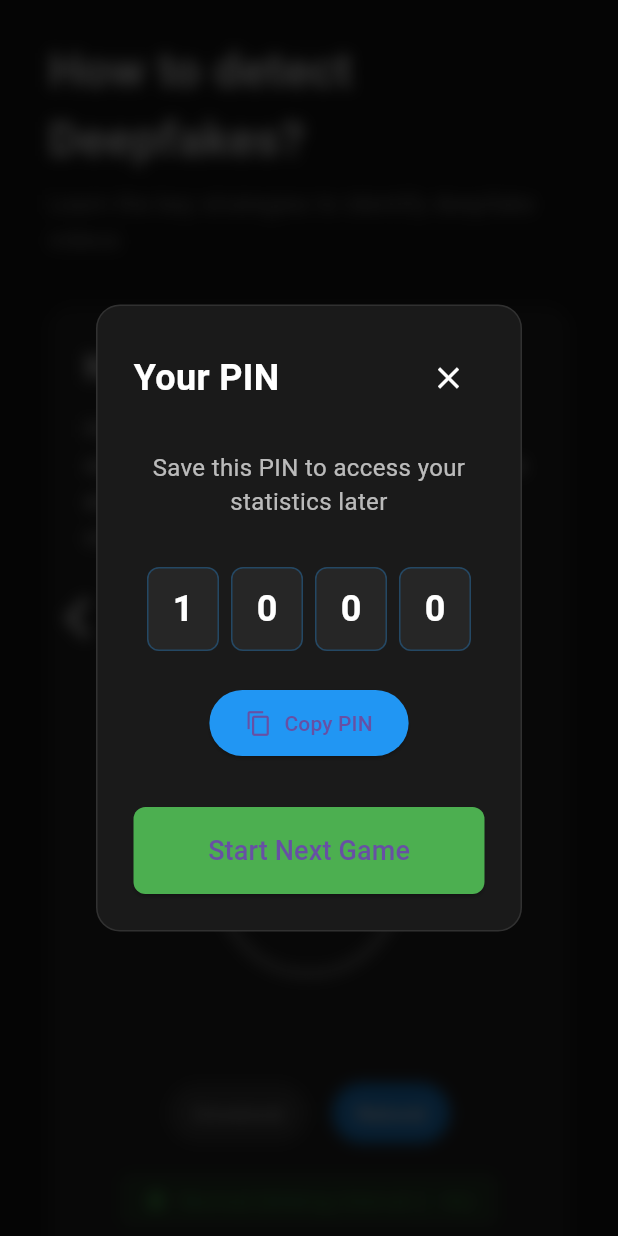
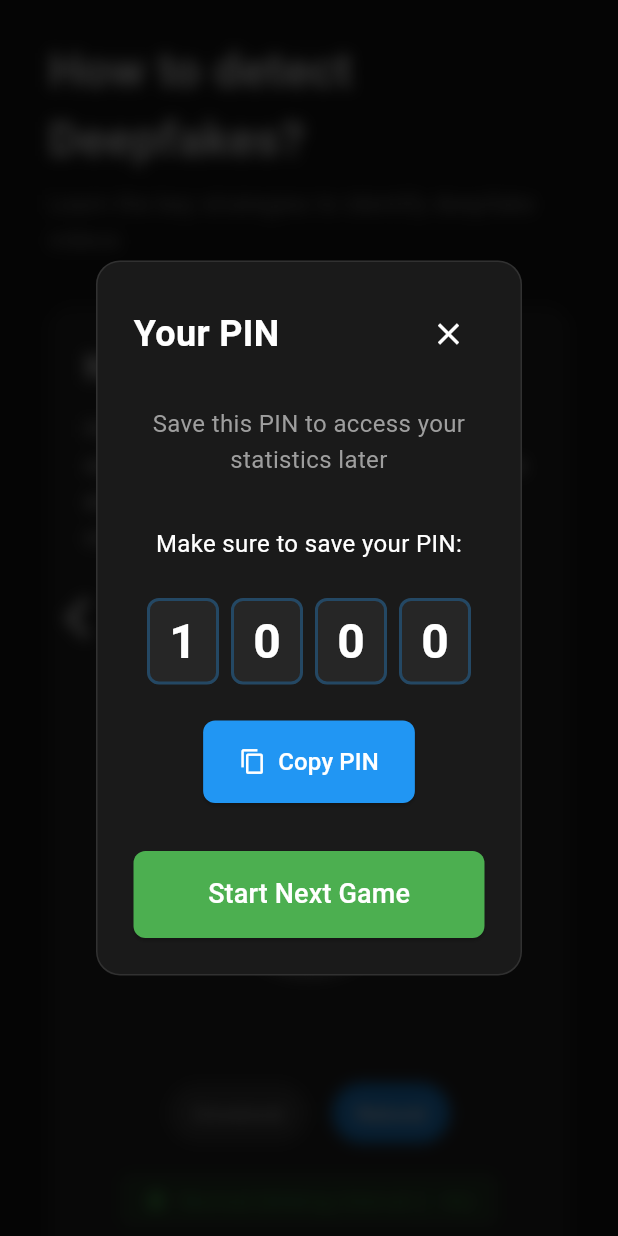
Before and after one commit to ToniHantschmann/deepfake_detector, a Flutter app: the StrategiesScreen screen opened directly, after a tap on "Natural", after a tap on "Get PIN", on a phone screen of 412 x 824 dp. Run offline on Flutter 3.47's test engine with Material 3 defaults, Android fonts, the phone set to English and light mode, and no system bars; our stand-ins replace flutter_bloc, hive, hive_flutter, video_player; missing offline and left inert: universal_html; accounts and stored records are empty.

Commit message:
implemented config to pin overlay

```diff
--- a/lib/screens/pin_overlay.dart
+++ b/lib/screens/pin_overlay.dart
@@ -4,7 +4,7 @@ import 'package:flutter_bloc/flutter_bloc.dart';
 import '../blocs/game/game_bloc.dart';
 import '../blocs/game/game_event.dart';
 import '../widgets/auth/auth_overlay_base.dart';
-import 'package:flutter_bloc/flutter_bloc.dart';
+import '../config/config.dart';
 
 class PinOverlay extends StatelessWidget {
   final String pin;
@@ -16,72 +16,101 @@ class PinOverlay extends StatelessWidget {
     required this.onClose,
   }) : super(key: key);
 
+  void _copyPinToClipboard(BuildContext context) {
+    Clipboard.setData(ClipboardData(text: pin));
+    ScaffoldMessenger.of(context).showSnackBar(
+      SnackBar(
+        content: Text(AppConfig.strings.auth.pinCopied),
+        duration: AppConfig.timing.tooltipDuration,
+        backgroundColor: AppConfig.colors.success,
+      ),
+    );
+  }
+
   @override
   Widget build(BuildContext context) {
     return AuthOverlayBase(
-      title: 'Your PIN',
+      title: AppConfig.strings.auth.pinTitle,
       onClose: onClose,
       children: [
-        const Text(
-          'Save this PIN to access your statistics later',
-          style: TextStyle(
-            color: Colors.white70,
-            fontSize: 16,
-          ),
+        Text(
+          AppConfig.strings.auth.pinSubtitle,
+          style: AppConfig.textStyles.overlaySubtitle,
           textAlign: TextAlign.center,
         ),
-        const SizedBox(height: 32),
-        Row(
+        SizedBox(height: AppConfig.layout.spacingXLarge),
+        Text(
+          AppConfig.strings.auth.pinSavePrompt,
+          style: AppConfig.textStyles.bodyMedium,
+          textAlign: TextAlign.center,
+        ),
+        SizedBox(height: AppConfig.layout.spacingLarge),
+        _buildPinDisplay(),
+        SizedBox(height: AppConfig.layout.spacingLarge),
+        _buildCopyButton(context),
+        SizedBox(height: AppConfig.layout.spacingXLarge),
+        _buildStartGameButton(context),
+      ],
+    );
+  }
+
+  Widget _buildPinDisplay() {
+    return Row(
       mainAxisAlignment: MainAxisAlignment.center,
       children: pin
           .split('')
           .map((digit) => Container(
-                    margin: const EdgeInsets.symmetric(horizontal: 4),
-                    width: 48,
-                    height: 56,
+                margin: EdgeInsets.symmetric(
+                  horizontal: AppConfig.layout.pinDigitSpacing / 2,
+                ),
+                width: AppConfig.layout.pinDigitSize,
+                height: AppConfig.layout.pinDigitSize * 1.2,
                 decoration: BoxDecoration(
-                      color: const Color(0xFF262626),
-                      borderRadius: BorderRadius.circular(8),
+                  color: AppConfig.colors.backgroundLight,
+                  borderRadius:
+                      BorderRadius.circular(AppConfig.layout.pinDigitRadius),
                   border: Border.all(
-                        color: Colors.blue.withOpacity(0.3),
+                    color: AppConfig.colors.primary.withOpacity(0.3),
+                    width: AppConfig.layout.pinDigitBorderWidth,
                   ),
                 ),
                 child: Center(
                   child: Text(
                     digit,
-                        style: const TextStyle(
-                          color: Colors.white,
-                          fontSize: 24,
-                          fontWeight: FontWeight.bold,
-                        ),
+                    style: AppConfig.textStyles.pinDigit,
                   ),
                 ),
               ))
           .toList(),
+    );
+  }
+
+  Widget _buildCopyButton(BuildContext context) {
+    return ElevatedButton.icon(
+      onPressed: () => _copyPinToClipboard(context),
+      icon: Icon(
+        Icons.copy,
+        color: AppConfig.colors.textPrimary,
       ),
-        const SizedBox(height: 24),
-        ElevatedButton.icon(
-          onPressed: () {
-            Clipboard.setData(ClipboardData(text: pin));
-            ScaffoldMessenger.of(context).showSnackBar(
-              const SnackBar(
-                content: Text('PIN copied to clipboard'),
-                duration: Duration(seconds: 2),
+      label: Text(
+        AppConfig.strings.auth.copyPin,
+        style: AppConfig.textStyles.buttonMedium,
+      ),
+      style: ElevatedButton.styleFrom(
+        backgroundColor: AppConfig.colors.primary,
+        padding: EdgeInsets.symmetric(
+          horizontal: AppConfig.layout.spacingLarge,
+          vertical: AppConfig.layout.spacingMedium,
+        ),
+        shape: RoundedRectangleBorder(
+          borderRadius: BorderRadius.circular(AppConfig.layout.buttonRadius),
+        ),
       ),
     );
-          },
-          icon: const Icon(Icons.copy),
-          label: const Text('Copy PIN'),
-          style: ElevatedButton.styleFrom(
-            backgroundColor: Colors.blue,
-            padding: const EdgeInsets.symmetric(
-              horizontal: 24,
-              vertical: 12,
-            ),
-          ),
-        ),
-        const SizedBox(height: 32),
-        SizedBox(
+  }
+
+  Widget _buildStartGameButton(BuildContext context) {
+    return SizedBox(
       width: double.infinity,
       child: ElevatedButton(
         onPressed: () {
@@ -89,22 +118,19 @@ class PinOverlay extends StatelessWidget {
           context.read<GameBloc>().add(const RestartGame());
         },
         style: ElevatedButton.styleFrom(
-              backgroundColor: Colors.green,
-              padding: const EdgeInsets.symmetric(vertical: 16),
+          backgroundColor: AppConfig.colors.secondary,
+          padding: EdgeInsets.symmetric(
+            vertical: AppConfig.layout.spacingMedium,
+          ),
           shape: RoundedRectangleBorder(
-                borderRadius: BorderRadius.circular(8),
+            borderRadius: BorderRadius.circular(AppConfig.layout.buttonRadius),
           ),
         ),
-            child: const Text(
-              'Start Next Game',
-              style: TextStyle(
-                fontSize: 18,
-                fontWeight: FontWeight.w500,
+        child: Text(
+          AppConfig.strings.auth.startNextGame,
+          style: AppConfig.textStyles.buttonLarge,
         ),
       ),
-          ),
-        ),
-      ],
     );
   }
 }
```
Lines whose indentation alone changed are shown as unchanged.
